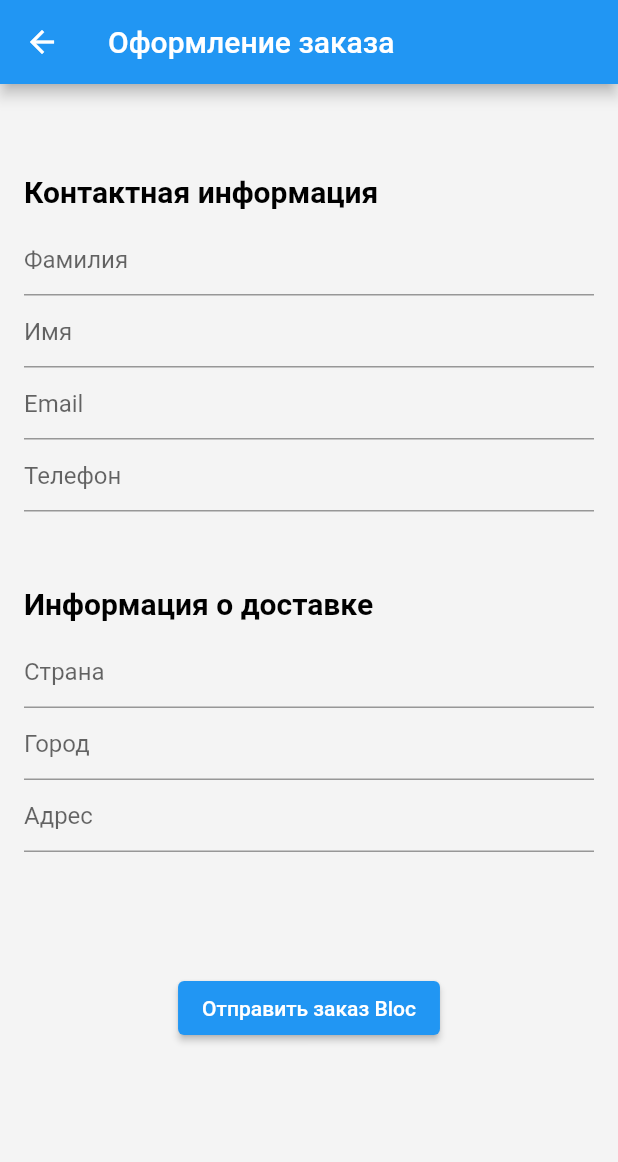
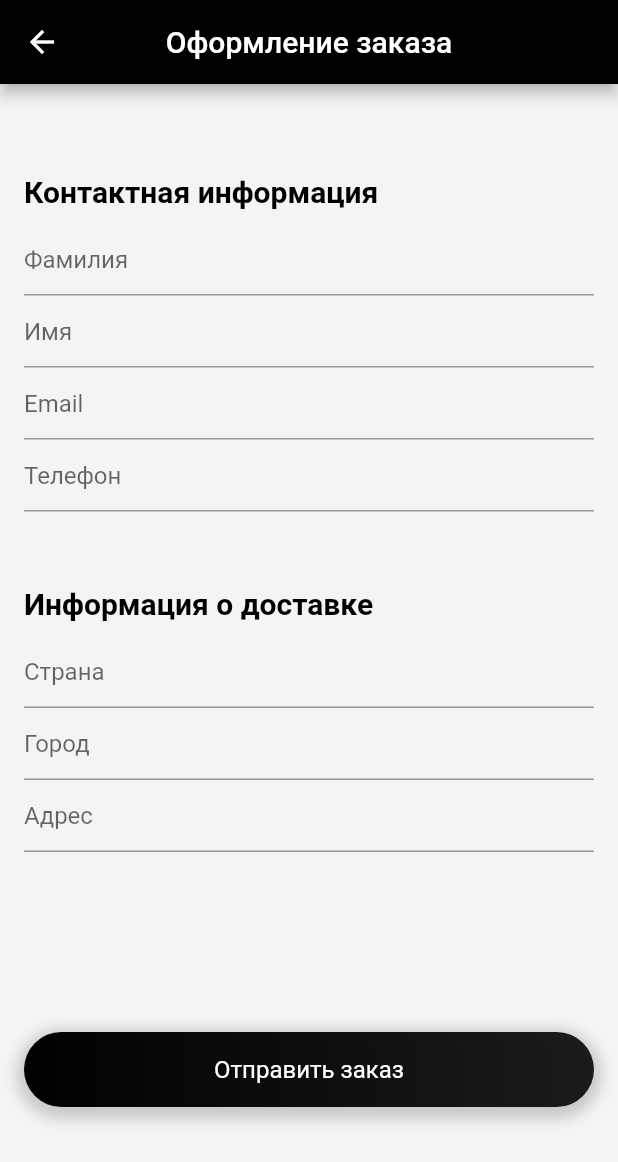
Before and after one commit to AleksandrDeveloper/Fillers-diller, a Flutter app: the OrderScreen screen opened directly with empty values, on a phone screen of 412 x 824 dp. Shown: the top 1162 px of the screen. Run offline on Flutter 3.47's test engine with Material 2 defaults, Android fonts, the phone set to English and light mode, and no system bars; our stand-ins replace animate_do, bloc, equatable, flutter_bloc, flutter_slidable, hive and 2 more; missing offline and left inert: splash_screen_view; accounts and stored records are empty; network calls fail.

Commit message:
new commit

```diff
--- /dev/null
+++ b/lib/app_images.dart
@@ -0,0 +1,5 @@
+class AppImages {
+  static const String bacgrountAuth = 'assets/bacgrount-auth.jpg';
+  static const String bacgrountSliver = 'assets/bacgrount-sliver.png';
+  static const String logo = 'assets/logo.png';
+}
--- a/lib/modal/product_modal.dart
+++ b/lib/modal/product_modal.dart
@@ -1,5 +1,7 @@
 import 'package:equatable/equatable.dart';
 import 'category_modal.dart';
+import 'package:html/parser.dart' show parse;
+import 'package:html/dom.dart';
 
 class Product extends Equatable {
   int id;
@@ -27,6 +29,8 @@ class Product extends Equatable {
     this.salePrice,
     this.shortDescription,
   );
+
+  String get descriptionHtml => parse(shortDescription).body!.text;
 
   int get regularPriceInt => int.parse(regularPrice);
 
--- a/lib/screens/home_screen.dart
+++ b/lib/screens/home_screen.dart
@@ -36,7 +36,7 @@ class CategoryListWidget extends StatelessWidget {
     return Scaffold(
       body: SliverAppBer(
         widget: buildScreen(),
-        title: const SearchAppBar(),
+        title: const Text('Fillers Diller'), //const SearchAppBar()
         NavBar: BottomBarWidget(),
       ),
     );
@@ -58,6 +58,7 @@ class HomeScreenWidget extends StatelessWidget {
       primary: false,
       shrinkWrap: true,
       children: [
+        const SearchAppBar(),
         Padding(
           padding: const EdgeInsets.symmetric(horizontal: 16),
           child: Column(
--- a/lib/screens/order_screen.dart
+++ b/lib/screens/order_screen.dart
@@ -2,6 +2,7 @@ import 'package:flutter/material.dart';
 import 'package:flutter_bloc/flutter_bloc.dart';
 import '../blocs/order/order_bloc.dart';
 import '../modal/product_modal.dart';
+import '../widgets/buttom.dart';
 import '../widgets/title_widget.dart';
 
 class OrderScreen extends StatelessWidget {
@@ -11,7 +12,11 @@ class OrderScreen extends StatelessWidget {
   @override
   Widget build(BuildContext context) {
     return Scaffold(
-      appBar: AppBar(title: const Text('Оформление заказа')),
+      appBar: AppBar(
+        backgroundColor: Colors.black,
+        title: const Text('Оформление заказа'),
+        centerTitle: true,
+      ),
       body: OrderWidget(
         cardProduct: cardProduct,
       ),
@@ -98,10 +103,10 @@ class OrderWidget extends StatelessWidget {
                 ),
               ),
               const SizedBox(
-                height: 80,
+                height: 120,
               ),
-              ElevatedButton(
-                  onPressed: () {
+              InkWell(
+                  onTap: () {
                     final firstName = firstNameController.text;
                     final lastName = lastNameController.text;
                     final email = emailController.text;
@@ -121,7 +126,9 @@ class OrderWidget extends StatelessWidget {
                         postCode: '140033',
                         cardProduct: cardProduct));
                   },
-                  child: const Text('Отправить заказ Bloc')),
+                  child: Buttom(
+                    title: 'Отправить заказ',
+                  )),
             ],
           ),
         )
--- a/lib/screens/product_screen.dart
+++ b/lib/screens/product_screen.dart
@@ -167,7 +167,7 @@ class ProductScreenWidget extends StatelessWidget {
                           ),
                         ],
                       ),
-                      Text(state.detailsProducts.shortDescription),
+                      Text(state.detailsProducts.descriptionHtml),
                     ],
                   ),
                 ),
--- /dev/null
+++ b/lib/widgets/buttom.dart
@@ -0,0 +1,35 @@
+import 'package:flutter/material.dart';
+
+class Buttom extends StatelessWidget {
+  final String title;
+  const Buttom({Key? key, required this.title}) : super(key: key);
+
+  @override
+  Widget build(BuildContext context) {
+    return Container(
+      height: 50,
+      width: MediaQuery.of(context).size.width - 30,
+      decoration: BoxDecoration(
+        boxShadow: [
+          BoxShadow(
+            color: Colors.grey.withOpacity(0.5),
+            spreadRadius: 5,
+            blurRadius: 7,
+            offset: Offset(0, 3),
+          ),
+        ],
+        borderRadius: BorderRadius.circular(30),
+        gradient: const LinearGradient(
+          colors: [Colors.black, Colors.black87],
+        ),
+      ),
+      child: Center(
+        child: Text(
+          title,
+          style: const TextStyle(
+              fontSize: 16, fontWeight: FontWeight.w400, color: Colors.white),
+        ),
+      ),
+    );
+  }
+}
```
Also changed, not shown: lib/modal/card_product.dart (added, +38 -0 lines), lib/screens/auth_screen.dart (+3 -6 lines), lib/screens/product_card_screen.dart (+69 -24 lines), lib/widgets/search_app_bar.dart (+9 -6 lines), lib/widgets/sliver_app_bar.dart (+8 -7 lines), pubspec.yaml (+7 -3 lines), assets/bacgrount-auth.jpg (added), assets/bacgrount-sliver.png (added), assets/logo.png (added), pubspec.lock.
